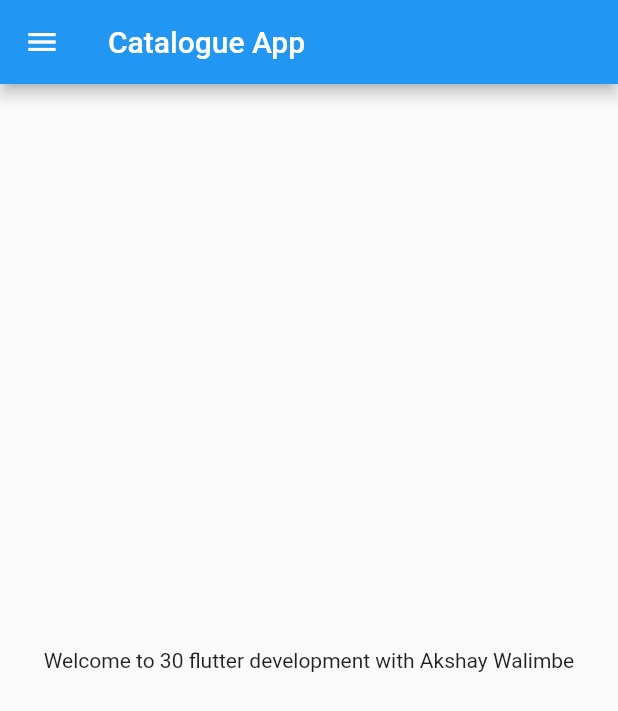
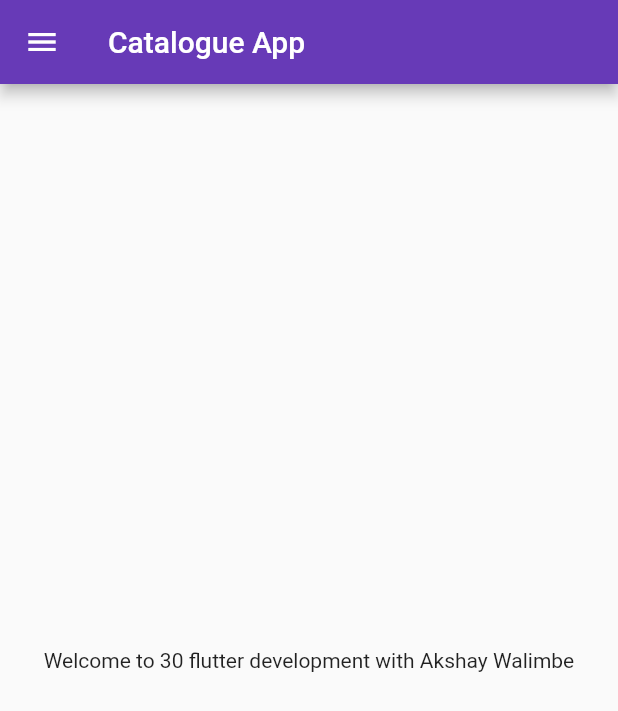
Before and after one commit to gyankatta/flutter_catalogue-_app, a Flutter app: the screen it shows after launch, on a phone screen of 412 x 824 dp. Shown: the top 711 px of the screen. Run offline on Flutter 3.47's test engine with Material 2 defaults, Android fonts, the phone set to English and light mode, and no system bars.

Commit message:
Module 2 finished

```diff
--- a/lib/main.dart
+++ b/lib/main.dart
@@ -1,5 +1,6 @@
 import 'package:flutter/material.dart';
-import 'home_page.dart';
+import 'package:flutter_catalogue/pages/login_page.dart';
+import 'pages/home_page.dart';
 
 void main() {
   runApp(MyApp());
@@ -10,9 +11,19 @@ class MyApp extends StatelessWidget {
 
   @override
   Widget build(BuildContext context) {
-
     return MaterialApp(
-      home: HomePage(),
-    );
+        themeMode: ThemeMode.light,
+        theme: ThemeData(
+          primarySwatch: Colors.deepPurple,
+        ),
+        darkTheme: ThemeData(
+          brightness: Brightness.dark,
+        ),
+        initialRoute: "/home",
+        routes: {
+          "/": (context) => LoginPage(),
+          "/home": (context) => HomePage(),
+          "/login": (context) => LoginPage(),
+        });
   }
 }
```
Also changed, not shown: lib/pages/login_page.dart (added, +15 -0 lines), lib/pages/home_page.dart (renamed from lib/home_page.dart).
